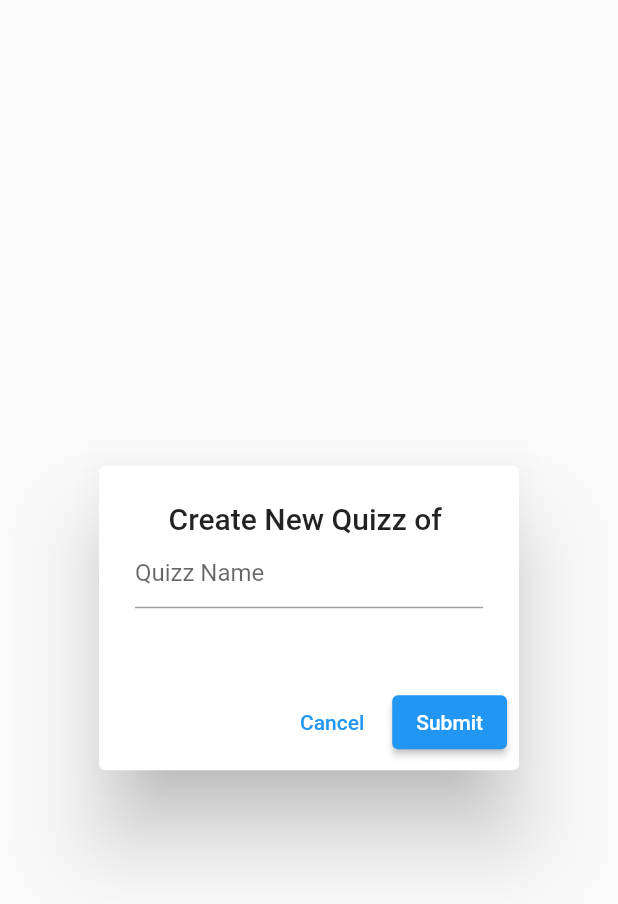
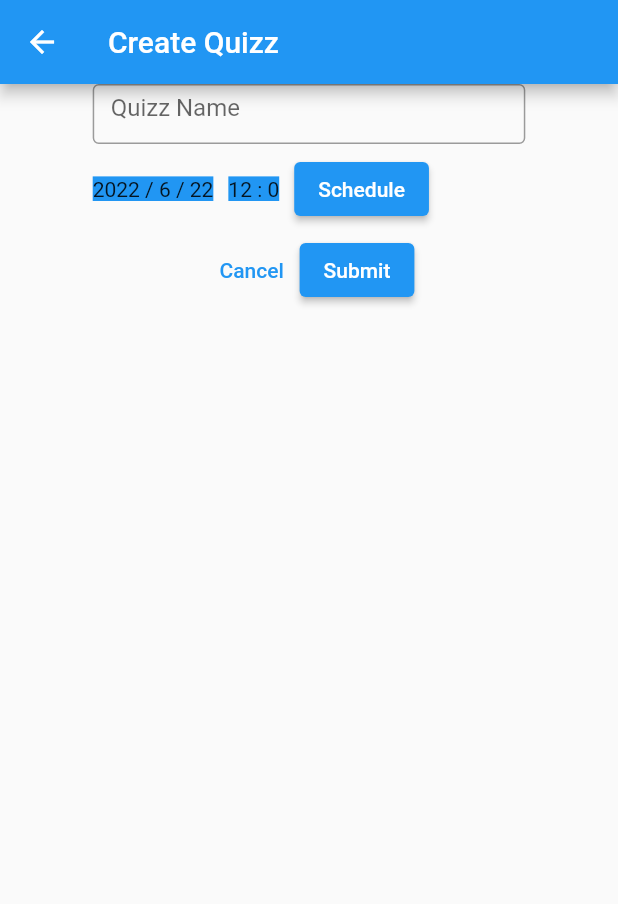
Before and after one commit to Kamalkvaishnav/Quizzi-App-, a Flutter app: the CreateQuiz screen opened directly with empty values, on a phone screen of 412 x 824 dp. Shown: the top 904 px of the screen. Run offline on Flutter 3.47's test engine with Material 2 defaults, Android fonts, the phone set to English and light mode, and no system bars; our stand-ins replace cloud_firestore, firebase_auth, firebase_core; accounts and stored records are empty.

```diff
--- a/quizzapp/lib/ScreenUI/TeacherUI/Quizzes/createQuiz.dart
+++ b/quizzapp/lib/ScreenUI/TeacherUI/Quizzes/createQuiz.dart
@@ -15,6 +15,7 @@ class _CreateQuizState extends State<CreateQuiz> {
   List<dynamic> questionList = [];
   List<dynamic> selectedquestion = [];
   TextEditingController quizNameController = TextEditingController();
+  DateTime dateTime = DateTime(2022, 6, 22, 12, 0);
 
   void _itemChange(dynamic itemValue, bool isSelected) {
     setState(() {
@@ -31,15 +32,33 @@ class _CreateQuizState extends State<CreateQuiz> {
   }
 
   _submit() {
+    DatabaseManager().createQuiz(quizNameController.text.trim(), widget.subject,
+        widget.teacherEmail, selectedquestion, dateTime);
     print("Quizz Created !!");
-    print(selectedquestion);
-    DatabaseManager().createQuiz(
-        quizNameController.text.trim(), widget.subject, widget.teacherEmail, selectedquestion);
+  }
+
+  Future pickDateTime() async {
+    DateTime? date = await showDatePicker(
+        context: context,
+        initialDate: dateTime,
+        firstDate: DateTime(1900),
+        lastDate: DateTime(2100));
+    if (date == null) return;
+
+    TimeOfDay? time = await showTimePicker(
+        context: context,
+        initialTime: TimeOfDay(hour: dateTime.hour, minute: dateTime.minute));
+    if (time == null) return;
+
+    final dateTIME =
+        DateTime(date.year, date.month, date.day, time.hour, time.minute);
+    setState(() {
+      dateTime = dateTIME;
+    });
   }
 
   @override
   void initState() {
-    // TODO: implement initState
     super.initState();
     fetchQuestionList(widget.subject);
   }
@@ -63,36 +82,65 @@ class _CreateQuizState extends State<CreateQuiz> {
         questionList = results;
       });
     }
-    print('This is question list ===>>' + questionList.toString());
     return questionList;
   }
 
   @override
   Widget build(BuildContext context) {
-    return AlertDialog(
-      title: Container(
+    return Scaffold(
+      appBar: AppBar(title: const Text('Create Quizz')),
+      body: SingleChildScrollView(
         child: Column(
           children: [
-          Text('Create New Quizz of ${widget.subject}'),
-          TextField(
+            SizedBox(
+              width: MediaQuery.of(context).size.width * 0.7,
+              height: 40,
+              child: TextField(
+                style: const TextStyle(height: 2.0),
                 controller: quizNameController,
-            decoration: const InputDecoration(hintText: 'Quizz Name'),
-          )
+                decoration: const InputDecoration(
+                    hintText: 'Quizz Name', border: OutlineInputBorder()),
+              ),
+            ),
+            SizedBox(
+              width: MediaQuery.of(context).size.width * 0.7,
+              height: 60,
+              child: Row(
+                children: [
+                  Text('${dateTime.year} / ${dateTime.month} / ${dateTime.day}',
+                      style: TextStyle(backgroundColor: Colors.blue)),
+                  SizedBox(width: 10),
+                  Text(
+                    '${dateTime.hour} : ${dateTime.minute}',
+                    style: TextStyle(backgroundColor: Colors.blue),
+                  ),
+                  SizedBox(width: 10),
+                  ElevatedButton(
+                      onPressed: () async {
+                        pickDateTime();
+
+                      },
+                      child: Text("Schedule"))
                 ],
-      )),
-      content: SingleChildScrollView(
+              ),
+            ),
+            SingleChildScrollView(
               child: ListBody(
                 children: questionList
                     .map((question) => CheckboxListTile(
                           value: selectedquestion.contains(question),
                           title: Text(question['Question']),
                           controlAffinity: ListTileControlAffinity.leading,
-                    onChanged: (isChecked) => _itemChange(question, isChecked!),
+                          onChanged: (isChecked) =>
+                              _itemChange(question, isChecked!),
                         ))
                     .toList(),
               ),
             ),
-      actions: [
+            Row(
+              mainAxisAlignment: MainAxisAlignment.center,
+              crossAxisAlignment: CrossAxisAlignment.center,
+              children: [
                 TextButton(
                   onPressed: _cancel,
                   child: const Text('Cancel'),
@@ -102,6 +150,10 @@ class _CreateQuizState extends State<CreateQuiz> {
                   child: const Text('Submit'),
                 ),
               ],
+            )
+          ],
+        ),
+      ),
     );
   }
 }
--- a/quizzapp/lib/ScreenUI/TeacherUI/teacherInfo.dart
+++ b/quizzapp/lib/ScreenUI/TeacherUI/teacherInfo.dart
@@ -77,6 +77,8 @@ class _TeacherInfoState extends State<TeacherInfo> {
               ),
               ElevatedButton(
                   onPressed: () async {
+                    DatabaseManager()
+                        .addBatch('kartik@gmail.com', "JEE Mains");
                     DatabaseManager().createTeacher(
                         widget.email,
                         widget.uID,
```
Also changed, not shown: quizzapp/lib/DataBase/databaseManager.dart (+51 -11 lines), quizzapp/lib/ScreenUI/TeacherUI/Quizzes/selectSubject.dart (+6 -2 lines). Lines whose indentation alone changed are shown as unchanged.
